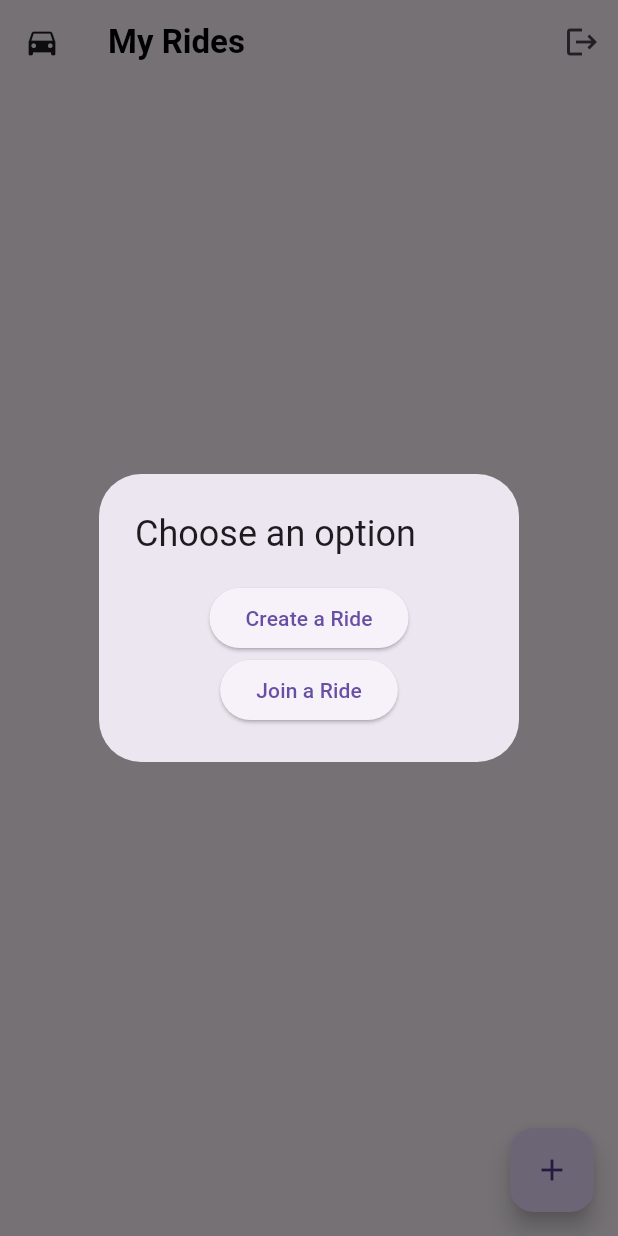
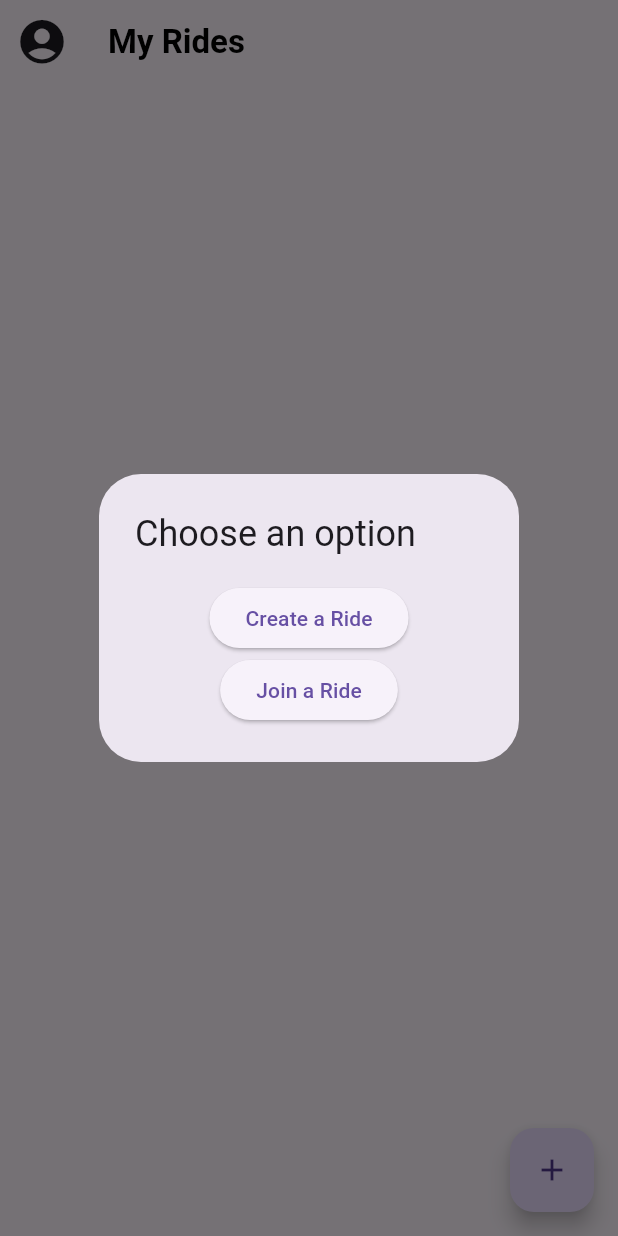
Before and after one commit to jschaeken/shotgun, a Flutter app: the screen it shows once a user with an empty profile is signed in, after a tap on the "add" icon, on a phone screen of 412 x 824 dp. Run offline on Flutter 3.47's test engine with Material 3 defaults, Android fonts, the phone set to English and light mode, and no system bars; drawn by our look-alikes of flutter_animate; our stand-ins replace cloud_firestore, firebase_auth, firebase_core, flutter_dotenv; missing offline and left inert: flutter_barcode_scanner; accounts and stored records are empty.

Commit message:
chore: Update app icons for Android and iOS, added haptic feedback and car animation

```diff
--- a/lib/main.dart
+++ b/lib/main.dart
@@ -7,6 +7,7 @@ import 'package:shotgun_v2/models/driver.dart';
 import 'package:shotgun_v2/providers/auth_provider.dart';
 import 'package:shotgun_v2/providers/ride_provider.dart';
 import 'package:shotgun_v2/screens/auth/auth_main.dart';
+import 'package:shotgun_v2/screens/auth/profile.dart';
 import 'package:shotgun_v2/screens/ride/create_ride_screen.dart';
 import 'package:shotgun_v2/screens/ride/join_ride_screen.dart';
 import 'package:shotgun_v2/screens/ride/ride_details_screen.dart';
@@ -36,6 +37,7 @@ class MyApp extends StatelessWidget {
           '/': (context) => const AuthMainPage(),
           '/createRide': (context) => const CreateRideScreen(),
           '/joinRide': (context) => const JoinRideScreen(),
+          '/profile': (context) => const ProfileScreen(),
         },
         onGenerateRoute: (settings) {
           if (settings.name == '/rideDetails') {
--- a/lib/screens/auth/login_page.dart
+++ b/lib/screens/auth/login_page.dart
@@ -1,6 +1,7 @@
 import 'dart:developer';
 
 import 'package:flutter/material.dart';
+import 'package:flutter/services.dart';
 import 'package:provider/provider.dart';
 import 'package:shotgun_v2/providers/auth_provider.dart';
 
@@ -69,40 +70,12 @@ class _LoginScreenState extends State<LoginScreen> {
           Row(
             children: [
               iHaveAccount
-                  ? TextButton(
-                      onPressed: () {
-                        setState(() {
-                          iHaveAccount = false;
-                        });
-                      },
-                      child: const Text('I have an account'),
-                    )
-                  : TextButton(
-                      onPressed: () {
-                        setState(() {
-                          iHaveAccount = true;
-                        });
-                      },
-                      child: const Text('Registering'),
-                    ),
+                  ? const Text('I have an account')
+                  : const Text('Registering'),
               Switch.adaptive(
-                  value: iHaveAccount,
-                  onChanged: (value) {
-                    setState(() {
-                      iHaveAccount = value;
-                      if (_currentPage == 0 && iHaveAccount) {
-                        _pageController.nextPage(
-                          duration: const Duration(milliseconds: 300),
-                          curve: Curves.easeIn,
-                        );
-                      } else if (_currentPage == 1 && !iHaveAccount) {
-                        _pageController.previousPage(
-                          duration: const Duration(milliseconds: 300),
-                          curve: Curves.easeIn,
-                        );
-                      }
-                    });
-                  }),
+                value: iHaveAccount,
+                onChanged: _toggleAccount,
+              ),
             ],
           )
         ],
@@ -146,6 +119,24 @@ class _LoginScreenState extends State<LoginScreen> {
             ],
           )),
     );
+  }
+
+  void _toggleAccount(bool value) {
+    setState(() {
+      iHaveAccount = value;
+      HapticFeedback.mediumImpact();
+      if (_currentPage == 0 && iHaveAccount) {
+        _pageController.nextPage(
+          duration: const Duration(milliseconds: 300),
+          curve: Curves.easeIn,
+        );
+      } else if (_currentPage == 1 && !iHaveAccount) {
+        _pageController.previousPage(
+          duration: const Duration(milliseconds: 300),
+          curve: Curves.easeIn,
+        );
+      }
+    });
   }
 
   void _onNext(String value) {
--- a/lib/screens/home/home_screen.dart
+++ b/lib/screens/home/home_screen.dart
@@ -1,4 +1,7 @@
+import 'package:flutter/cupertino.dart';
 import 'package:flutter/material.dart';
+import 'package:flutter/services.dart';
+import 'package:flutter_animate/flutter_animate.dart';
 import 'package:provider/provider.dart';
 import 'package:shotgun_v2/models/driver.dart';
 import 'package:shotgun_v2/providers/auth_provider.dart';
@@ -10,27 +13,47 @@ class HomeScreen extends StatelessWidget {
   @override
   Widget build(BuildContext context) {
     final rideProvider = Provider.of<RideProvider>(context);
+    final auth = Provider.of<AuthProvider>(context);
 
     return Scaffold(
       appBar: AppBar(
-        leading: const Icon(Icons.directions_car),
+        leading: GestureDetector(
+          onTap: () {
+            _navToProfile(context);
+          },
+          child: auth.user?.photoURL != null
+              ? CircleAvatar(
+                  backgroundImage: NetworkImage(
+                    auth.user!.photoURL!,
+                  ),
+                )
+              : const Icon(Icons.account_circle, size: 35),
+        ),
         title: const Text('My Rides',
             style: TextStyle(color: Colors.black, fontWeight: FontWeight.bold)),
         centerTitle: false,
-        actions: [
-          IconButton(
-            icon: const Icon(Icons.logout),
-            onPressed: () {
-              _signOut(context);
-            },
-          ),
-        ],
       ),
       body: RefreshIndicator(
         onRefresh: () async {
           await rideProvider.fetchRides();
         },
-        child: ListView.builder(
+        child: rideProvider.rides.isEmpty
+            ? Center(
+                child: Column(
+                  mainAxisAlignment: MainAxisAlignment.center,
+                  children: [
+                    const Icon(CupertinoIcons.car_detailed, size: 50)
+                        .animate()
+                        .slideX(
+                            begin: -4,
+                            duration: 800.ms,
+                            curve: Curves.elasticOut),
+                    const SizedBox(height: 20),
+                    const Text('No rides found. Create or join a ride!'),
+                  ],
+                ).animate().fadeIn(),
+              )
+            : ListView.builder(
                 itemCount: rideProvider.rides.length,
                 itemBuilder: (context, index) {
                   final ride = rideProvider.rides[index];
@@ -44,16 +67,18 @@ class HomeScreen extends StatelessWidget {
                       child: const Icon(Icons.delete, color: Colors.white),
                     ),
                     onDismissed: (direction) {
-                // Delete the ride
                       rideProvider.deleteRide(ride.id);
+                      HapticFeedback.mediumImpact();
                     },
                     child: ListTile(
                       title: Text(ride.destination),
                       subtitle: FutureBuilder(
                           future: ride.driver,
                           builder: (context, snapshot) {
-                      if (snapshot.connectionState == ConnectionState.waiting ||
-                          snapshot.connectionState == ConnectionState.none) {
+                            if (snapshot.connectionState ==
+                                    ConnectionState.waiting ||
+                                snapshot.connectionState ==
+                                    ConnectionState.none) {
                               return const Text('');
                             }
                             if (snapshot.data == null) {
@@ -79,33 +104,7 @@ class HomeScreen extends StatelessWidget {
       ),
       floatingActionButton: FloatingActionButton(
         onPressed: () {
-          showDialog(
-            context: context,
-            builder: (context) {
-              return AlertDialog(
-                title: const Text('Choose an option'),
-                content: Column(
-                  mainAxisSize: MainAxisSize.min,
-                  children: [
-                    ElevatedButton(
-                      onPressed: () {
-                        Navigator.pop(context);
-                        Navigator.pushNamed(context, '/createRide');
-                      },
-                      child: const Text('Create a Ride'),
-                    ),
-                    ElevatedButton(
-                      onPressed: () {
-                        Navigator.pop(context);
-                        Navigator.pushNamed(context, '/joinRide');
-                      },
-                      child: const Text('Join a Ride'),
-                    ),
-                  ],
-                ),
-              );
-            },
-          );
+          _showNewDialogue(context);
         },
         child: const Icon(Icons.add),
       ),
@@ -141,4 +140,38 @@ class HomeScreen extends StatelessWidget {
       },
     );
   }
+
+  _showNewDialogue(BuildContext context) {
+    showDialog(
+      context: context,
+      builder: (context) {
+        return AlertDialog(
+          title: const Text('Choose an option'),
+          content: Column(
+            mainAxisSize: MainAxisSize.min,
+            children: [
+              ElevatedButton(
+                onPressed: () {
+                  Navigator.pop(context);
+                  Navigator.pushNamed(context, '/createRide');
+                },
+                child: const Text('Create a Ride'),
+              ),
+              ElevatedButton(
+                onPressed: () {
+                  Navigator.pop(context);
+                  Navigator.pushNamed(context, '/joinRide');
+                },
+                child: const Text('Join a Ride'),
+              ),
+            ],
+          ),
+        );
+      },
+    );
   }
+
+  void _navToProfile(BuildContext context) {
+    Navigator.pushNamed(context, '/profile');
+  }
+}
```
Also changed, not shown: lib/screens/auth/profile.dart (added, +89 -0 lines), lib/screens/ride/create_ride_screen.dart (+8 -0 lines), pubspec.yaml (+8 -38 lines), assets/launcher.png (added), pubspec.lock, 29 other files. Lines whose indentation alone changed are shown as unchanged.
